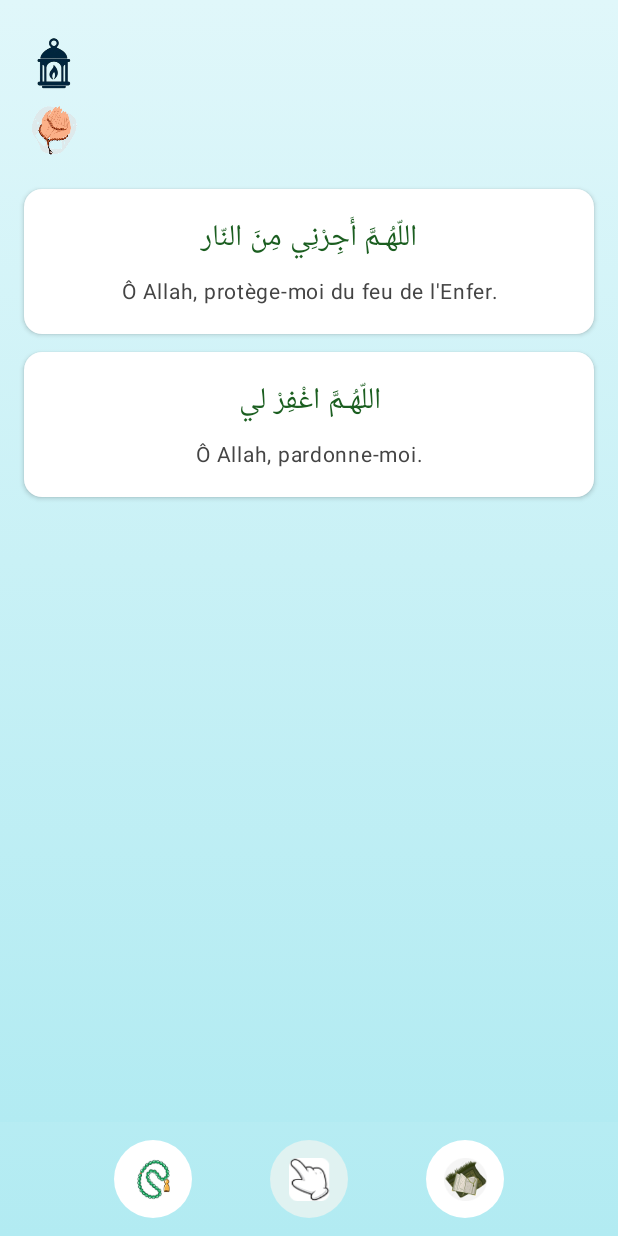
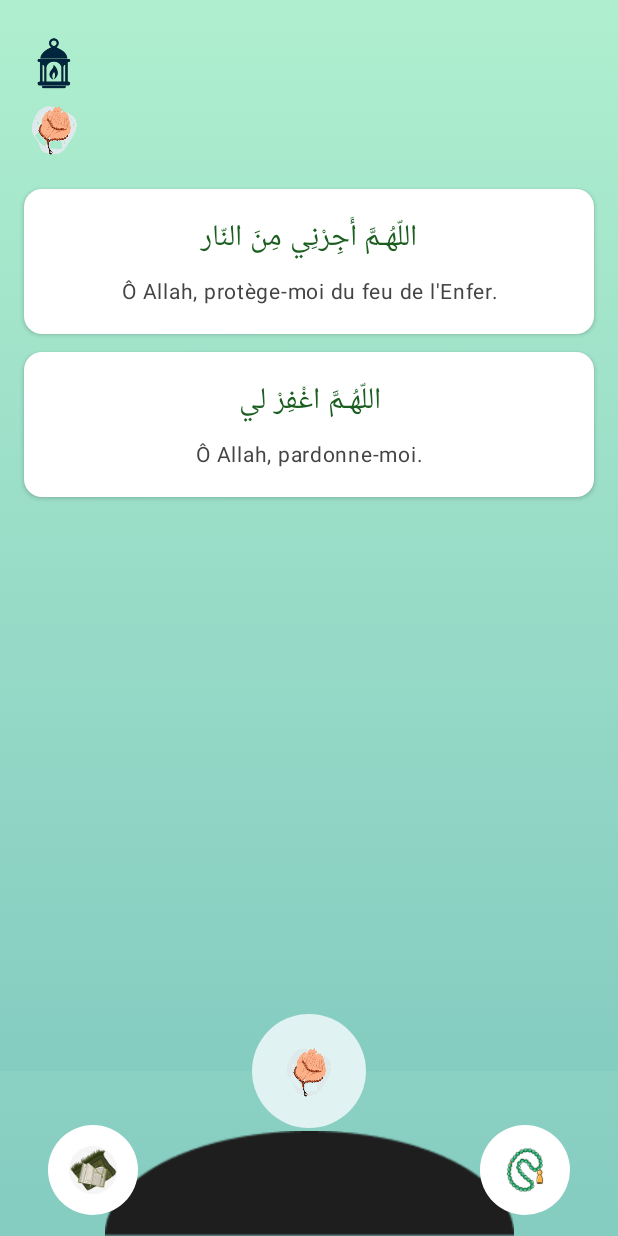
Before and after one commit to Camss213/SirajApp, an Android app built with Jetpack Compose: the RappelsSliderScreen screen opened through its navigation route, on a phone screen of 412 x 824 dp. Run offline under Robolectric (Android 15) with nearby library versions, the phone set to English and light mode, and no system bars.

Commit message:
changement de design en cours

```diff
--- a/app/src/main/java/com/example/siraj/ui/RappelsSliderScreen.kt
+++ b/app/src/main/java/com/example/siraj/ui/RappelsSliderScreen.kt
@@ -1,7 +1,9 @@
 package com.example.siraj.ui
 
+import androidx.compose.foundation.Image
 import androidx.compose.foundation.background
 import androidx.compose.foundation.clickable
+import androidx.compose.foundation.gestures.detectHorizontalDragGestures
 import androidx.compose.foundation.layout.*
 import androidx.compose.foundation.shape.CircleShape
 import androidx.compose.material3.*
@@ -10,88 +12,127 @@ import androidx.compose.ui.Alignment
 import androidx.compose.ui.Modifier
 import androidx.compose.ui.draw.clip
 import androidx.compose.ui.graphics.Color
+import androidx.compose.ui.input.pointer.pointerInput
 import androidx.compose.ui.res.painterResource
 import androidx.compose.ui.unit.dp
 import androidx.navigation.NavController
 import com.example.siraj.R
 import com.example.siraj.ui.theme.GradientBackground
-import kotlinx.coroutines.launch
-import com.google.accompanist.pager.*
 
-@OptIn(ExperimentalPagerApi::class)
 @Composable
 fun RappelsSliderScreen(navController: NavController) {
-    val pagerState = rememberPagerState(initialPage = 1)
-    val coroutineScope = rememberCoroutineScope()
+    var currentPage by remember { mutableStateOf(1) } // Douas par défaut
 
     Column(
         modifier = Modifier
             .fillMaxSize()
             .background(GradientBackground)
     ) {
-        HorizontalPager(
-            count = 3,
-            state = pagerState,
+        // Zone de swipe
+        Box(
             modifier = Modifier
                 .weight(1f)
                 .fillMaxWidth()
-        ) { page ->
-            when (page) {
+                .pointerInput(Unit) {
+                    detectHorizontalDragGestures { _, dragAmount ->
+                        if (dragAmount < -50 && currentPage < 2) currentPage++
+                        else if (dragAmount > 50 && currentPage > 0) currentPage--
+                    }
+                },
+            contentAlignment = Alignment.Center
+        ) {
+            when (currentPage) {
                 0 -> DhikrScreen(navController = navController)
                 1 -> DouasScreen(navController = navController)
                 2 -> VersetsScreen(navController = navController)
             }
         }
 
-        Spacer(modifier = Modifier.height(12.dp))
-
-        BottomIconBar(
-            currentPage = pagerState.currentPage,
-            onPageSelected = { page ->
-                coroutineScope.launch {
-                    pagerState.animateScrollToPage(page)
-                }
-            }
-        )
-
-        Spacer(modifier = Modifier.height(12.dp))
+        // Barre inférieure stylisée
+        BottomRoundedBar(currentPage = currentPage, onIconClick = { currentPage = it })
     }
 }
 
 @Composable
-fun BottomIconBar(currentPage: Int, onPageSelected: (Int) -> Unit) {
-    Row(
-        horizontalArrangement = Arrangement.SpaceEvenly,
-        verticalAlignment = Alignment.CenterVertically,
+fun BottomRoundedBar(currentPage: Int, onIconClick: (Int) -> Unit) {
+    Box(
         modifier = Modifier
             .fillMaxWidth()
-            .padding(horizontal = 24.dp)
+            .height(110.dp),
+        contentAlignment = Alignment.BottomCenter
     ) {
-        val icons = listOf(
-            R.drawable.dikhr,  // index 0
-            R.drawable.base,   // index 1 = Douas
-            R.drawable.quran   // index 2
+        // ✅ Fond noir arrondi en image PNG
+        Image(
+            painter = painterResource(id = R.drawable.rond),
+            contentDescription = null,
+            modifier = Modifier
+                .fillMaxWidth()
+                .height(70.dp)
+                .align(Alignment.BottomCenter)
         )
 
-        icons.forEachIndexed { index, iconRes ->
-            val backgroundColor = if (currentPage == index) Color(0xFFE0F2F1) else Color.White
-
+        // ✅ Icône centrale (Doua) surélevée dans le creux
         Box(
-                contentAlignment = Alignment.Center,
             modifier = Modifier
-                    .size(52.dp)
+                .size(76.dp)
+                .align(Alignment.TopCenter)
+                .offset(y = (-38).dp) // Positionnement fin
                 .clip(CircleShape)
-                    .background(backgroundColor)
-                    .clickable { onPageSelected(index) }
-                    .padding(8.dp)
+                .background(if (currentPage == 1) Color(0xFFE0F2F1) else Color.White)
+                .clickable { onIconClick(1) },
+            contentAlignment = Alignment.Center
         ) {
             Icon(
-                    painter = painterResource(id = iconRes),
+                painter = painterResource(id = R.drawable.doua),
                 contentDescription = null,
                 tint = Color.Unspecified,
-                    modifier = Modifier.fillMaxSize(0.8f)
+                modifier = Modifier.size(36.dp)
+            )
+        }
+
+        // ✅ Icônes gauche et droite
+        Row(
+            modifier = Modifier
+                .fillMaxWidth()
+                .padding(horizontal = 32.dp)
+                .offset(y = (-14).dp),
+            horizontalArrangement = Arrangement.SpaceBetween,
+            verticalAlignment = Alignment.CenterVertically
+        ) {
+            IconItem(
+                resId = R.drawable.quran,
+                selected = currentPage == 0,
+                onClick = { onIconClick(0) }
+            )
+
+            IconItem(
+                resId = R.drawable.dikhr,
+                selected = currentPage == 2,
+                onClick = { onIconClick(2) }
             )
         }
     }
 }
+
+@Composable
+fun IconItem(
+    resId: Int,
+    selected: Boolean,
+    onClick: () -> Unit
+) {
+    Box(
+        modifier = Modifier
+            .size(60.dp)
+            .clip(CircleShape)
+            .background(if (selected) Color(0xFFE0F2F1) else Color.White)
+            .clickable { onClick() },
+        contentAlignment = Alignment.Center
+    ) {
+        Icon(
+            painter = painterResource(id = resId),
+            contentDescription = null,
+            tint = Color.Unspecified,
+            modifier = Modifier.size(32.dp)
+        )
     }
+}
--- a/app/src/main/java/com/example/siraj/ui/theme/Color.kt
+++ b/app/src/main/java/com/example/siraj/ui/theme/Color.kt
@@ -12,8 +12,12 @@ val PurpleGrey40 = Color(0xFF625b71)
 val Pink40 = Color(0xFF7D5260)
 
 val GradientBackground = Brush.verticalGradient(
-    colors = listOf(Color(0xFFE0F7FA), Color(0xFFB2EBF2))
+    colors = listOf(
+        Color(0xFFAFEFCF), // haut
+        Color(0xFF85CCC1)  // bas
+    )
 )
+
 val ButtonColor = Color(0xFF80DEEA)
 val DarkGreen = Color(0xFF004D40)
 val TextDark = Color(0xFF1B5E20)
```
Also changed, not shown: app/src/main/res/drawable/rond.png (added). Lines whose indentation alone changed are shown as unchanged.
